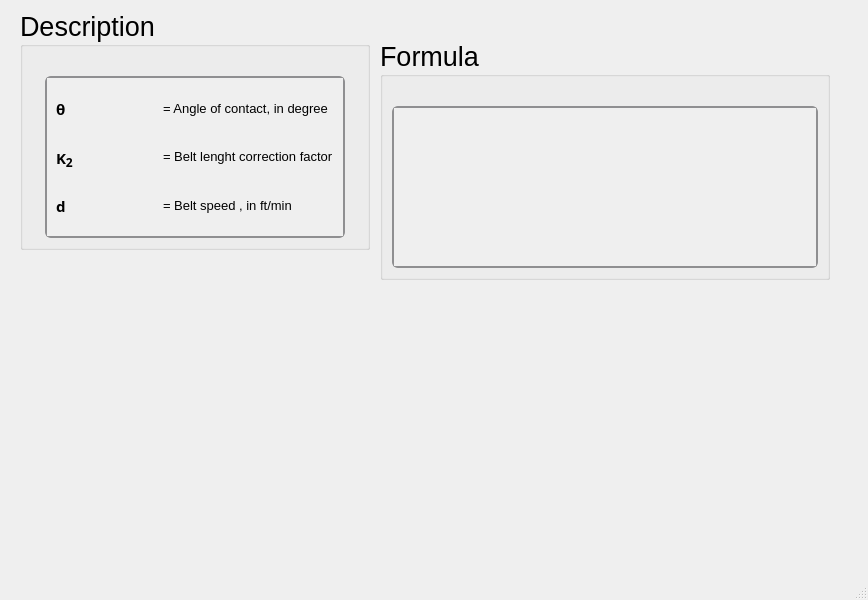
Ah00ra/HNNS, file ui/vbelthpallow.ui: the form before one commit.
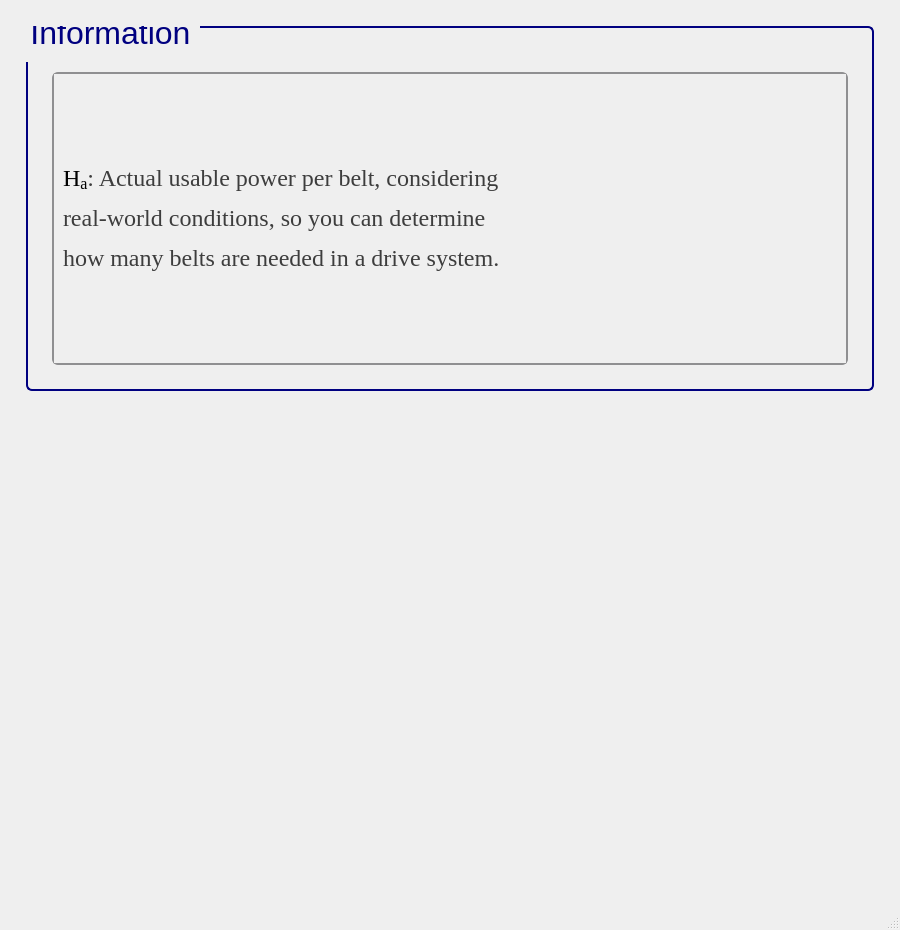
The form after the commit. Icons and pictures are not drawn.

Commit message: Add ui info to vbelt

Diff of the .ui file:
```diff
--- a/ui/vbelthpallow.ui
+++ b/ui/vbelthpallow.ui
@@ -6,23 +6,45 @@
    <rect>
     <x>0</x>
     <y>0</y>
-    <width>868</width>
-    <height>600</height>
+    <width>900</width>
+    <height>930</height>
    </rect>
   </property>
+  <property name="sizePolicy">
+   <sizepolicy hsizetype="Minimum" vsizetype="Minimum">
+    <horstretch>0</horstretch>
+    <verstretch>0</verstretch>
+   </sizepolicy>
+  </property>
+  <property name="minimumSize">
+   <size>
+    <width>900</width>
+    <height>930</height>
+   </size>
+  </property>
   <property name="windowTitle">
    <string>MainWindow</string>
   </property>
   <widget class="QWidget" name="centralwidget">
-   <widget class="QGroupBox" name="groupBox_255">
-    <property name="geometry">
-     <rect>
-      <x>20</x>
-      <y>10</y>
-      <width>350</width>
-      <height>240</height>
-     </rect>
-    </property>
+   <layout class="QGridLayout" name="gridLayout">
+    <item row="0" column="1">
+     <spacer name="verticalSpacer_26">
+      <property name="orientation">
+       <enum>Qt::Vertical</enum>
+      </property>
+      <property name="sizeType">
+       <enum>QSizePolicy::Fixed</enum>
+      </property>
+      <property name="sizeHint" stdset="0">
+       <size>
+        <width>819</width>
+        <height>17</height>
+       </size>
+      </property>
+     </spacer>
+    </item>
+    <item row="1" column="1">
+     <widget class="QGroupBox" name="groupBox_125">
     <property name="sizePolicy">
      <sizepolicy hsizetype="Minimum" vsizetype="Minimum">
       <horstretch>0</horstretch>
@@ -31,66 +53,72 @@
     </property>
     <property name="minimumSize">
      <size>
-      <width>350</width>
-      <height>0</height>
-     </size>
-    </property>
-    <property name="maximumSize">
-     <size>
-      <width>350</width>
-      <height>241</height>
+        <width>822</width>
+        <height>300</height>
      </size>
     </property>
     <property name="font">
      <font>
       <family>Segoe UI</family>
-      <pointsize>20</pointsize>
+        <pointsize>24</pointsize>
       <weight>50</weight>
       <italic>false</italic>
       <bold>false</bold>
      </font>
     </property>
+      <property name="styleSheet">
+       <string notr="true">QGroupBox {
+    border: 2px solid navy;
+    border-radius: 6px;
+    background-color: qlineargradient(x1:0, y1:0, x2:0, y2:1,
+                                      stop:0 #f6f7fa, stop:1 #dadbde);
+    font: 24pt &quot;Segoe UI&quot;;
+    padding: 5px; /* add padding inside the group box */
+    color: black;
+}
+QGroupBox::title {
+    subcontrol-origin: margin;
+    subcontrol-position: top left;
+    padding-left: 0px;
+    padding-right: 5px;
+    padding-top: 0px;
+    margin-top: -22px;  /* shift title up */
+    color: navy;
+    font-weight: bold;
+}
+</string>
+      </property>
     <property name="title">
-     <string>Description</string>
-    </property>
-    <layout class="QGridLayout" name="gridLayout_522">
-     <item row="0" column="0">
-      <spacer name="verticalSpacer_255">
+       <string>Information</string>
+      </property>
+      <layout class="QGridLayout" name="gridLayout_255">
+       <item row="1" column="2">
+        <spacer name="verticalSpacer_36">
        <property name="orientation">
-        <enum>Qt::Vertical</enum>
+          <enum>Qt::Horizontal</enum>
        </property>
        <property name="sizeType">
         <enum>QSizePolicy::Fixed</enum>
        </property>
        <property name="sizeHint" stdset="0">
         <size>
-         <width>20</width>
+           <width>10</width>
          <height>20</height>
         </size>
        </property>
       </spacer>
      </item>
-     <item row="1" column="0">
-      <widget class="QScrollArea" name="scrollArea_129">
+       <item row="1" column="1">
+        <widget class="QScrollArea" name="scrollArea_43">
        <property name="sizePolicy">
         <sizepolicy hsizetype="Minimum" vsizetype="Minimum">
          <horstretch>0</horstretch>
          <verstretch>0</verstretch>
         </sizepolicy>
        </property>
-       <property name="maximumSize">
-        <size>
-         <width>300</width>
-         <height>361</height>
-        </size>
-       </property>
        <property name="font">
         <font>
-         <family>Segoe UI</family>
          <pointsize>15</pointsize>
-         <weight>50</weight>
-         <italic>false</italic>
-         <bold>false</bold>
         </font>
        </property>
        <property name="styleSheet">
@@ -168,269 +196,70 @@
          <rect>
           <x>0</x>
           <y>0</y>
-          <width>296</width>
-          <height>146</height>
-         </rect>
-        </property>
-        <layout class="QGridLayout" name="gridLayout_523">
-         <item row="1" column="1">
-          <widget class="QLabel" name="htext_384">
-           <property name="font">
-            <font>
-             <family>MS Shell Dlg 2</family>
-             <pointsize>11</pointsize>
-             <weight>50</weight>
-             <italic>false</italic>
-             <bold>false</bold>
-            </font>
-           </property>
-           <property name="text">
-            <string>&lt;html&gt;&lt;head/&gt;&lt;body&gt;&lt;p&gt;&lt;span style=&quot; font-size:10pt;&quot;&gt;= Belt lenght correction factor&lt;/span&gt;&lt;/p&gt;&lt;/body&gt;&lt;/html&gt;</string>
-           </property>
-          </widget>
-         </item>
-         <item row="1" column="0">
-          <widget class="QLabel" name="label_47">
-           <property name="font">
-            <font>
-             <family>Segoe UI Variable Small Semibol</family>
-             <pointsize>11</pointsize>
-             <weight>75</weight>
-             <bold>true</bold>
-            </font>
-           </property>
-           <property name="text">
-            <string>&lt;html&gt;&lt;head/&gt;&lt;body&gt;&lt;p&gt;K&lt;span style=&quot; font-size:14pt; vertical-align:sub;&quot;&gt;2&lt;/span&gt;&lt;/p&gt;&lt;/body&gt;&lt;/html&gt;</string>
-           </property>
-          </widget>
-         </item>
-         <item row="2" column="0">
-          <widget class="QLabel" name="label_48">
-           <property name="font">
-            <font>
-             <family>Segoe UI Variable Small Semibol</family>
-             <pointsize>11</pointsize>
-             <weight>75</weight>
-             <bold>true</bold>
-            </font>
-           </property>
-           <property name="text">
-            <string>d</string>
-           </property>
-          </widget>
-         </item>
-         <item row="2" column="1">
-          <widget class="QLabel" name="htext_392">
-           <property name="font">
-            <font>
-             <family>MS Shell Dlg 2</family>
-             <pointsize>11</pointsize>
-             <weight>50</weight>
-             <italic>false</italic>
-             <bold>false</bold>
-            </font>
-           </property>
-           <property name="text">
-            <string>&lt;html&gt;&lt;head/&gt;&lt;body&gt;&lt;p&gt;&lt;span style=&quot; font-size:10pt;&quot;&gt;= Belt speed , in ft/min&lt;/span&gt;&lt;/p&gt;&lt;/body&gt;&lt;/html&gt;</string>
-           </property>
-          </widget>
-         </item>
+            <width>762</width>
+            <height>212</height>
+           </rect>
+          </property>
+          <layout class="QGridLayout" name="gridLayout_3">
          <item row="0" column="0">
-          <widget class="QLabel" name="label_328">
+            <widget class="QLabel" name="label_3">
            <property name="font">
             <font>
-             <family>Segoe UI Variable Small Semibol</family>
-             <pointsize>11</pointsize>
-             <weight>75</weight>
-             <bold>true</bold>
-            </font>
-           </property>
+               <family>Times New Roman</family>
+               <pointsize>18</pointsize>
+               <weight>50</weight>
+               <bold>false</bold>
+              </font>
+             </property>
+             <property name="cursor">
+              <cursorShape>ArrowCursor</cursorShape>
+             </property>
+             <property name="frameShape">
+              <enum>QFrame::NoFrame</enum>
+             </property>
            <property name="text">
-            <string>θ</string>
-           </property>
-          </widget>
+              <string>&lt;html&gt;&lt;head/&gt;&lt;body&gt;&lt;p&gt;&lt;span style=&quot; color:#000000;&quot;&gt;H&lt;/span&gt;&lt;span style=&quot; color:#000000; vertical-align:sub;&quot;&gt;a&lt;/span&gt;&lt;span style=&quot; color:#3d3d3d;&quot;&gt;: &lt;/span&gt;&lt;span style=&quot; color:#3d3d3d;&quot;&gt;A&lt;/span&gt;&lt;span style=&quot; color:#3d3d3d;&quot;&gt;ctual usable power per belt&lt;/span&gt;&lt;span style=&quot; color:#3d3d3d;&quot;&gt;, considering&lt;/span&gt;&lt;/p&gt;&lt;p&gt;&lt;span style=&quot; color:#3d3d3d;&quot;&gt;real-world conditions, so you can determine&lt;/span&gt;&lt;/p&gt;&lt;p&gt;&lt;span style=&quot; color:#3d3d3d;&quot;&gt;how many belts are needed&lt;/span&gt;&lt;span style=&quot; color:#3d3d3d;&quot;&gt; in a drive system.&lt;/span&gt;&lt;/p&gt;&lt;/body&gt;&lt;/html&gt;</string>
+             </property>
+            </widget>
+           </item>
+          </layout>
+         </widget>
+        </widget>
+       </item>
+       <item row="2" column="1">
+        <spacer name="verticalSpacer_37">
+         <property name="orientation">
+          <enum>Qt::Vertical</enum>
+         </property>
+         <property name="sizeType">
+          <enum>QSizePolicy::Fixed</enum>
+         </property>
+         <property name="sizeHint" stdset="0">
+          <size>
+           <width>10</width>
+           <height>10</height>
+          </size>
+         </property>
+        </spacer>
+       </item>
+       <item row="1" column="0">
+        <spacer name="verticalSpacer_34">
+         <property name="orientation">
+          <enum>Qt::Horizontal</enum>
+         </property>
+         <property name="sizeType">
+          <enum>QSizePolicy::Fixed</enum>
+         </property>
+         <property name="sizeHint" stdset="0">
+          <size>
+           <width>10</width>
+           <height>20</height>
+          </size>
+         </property>
+        </spacer>
          </item>
          <item row="0" column="1">
-          <widget class="QLabel" name="htext_987">
-           <property name="font">
-            <font>
-             <family>MS Shell Dlg 2</family>
-             <pointsize>10</pointsize>
-             <weight>50</weight>
-             <italic>false</italic>
-             <bold>false</bold>
-            </font>
-           </property>
-           <property name="text">
-            <string>&lt;html&gt;&lt;head/&gt;&lt;body&gt;&lt;p&gt;= Angle of contact, in degree&lt;/p&gt;&lt;/body&gt;&lt;/html&gt;</string>
-           </property>
-          </widget>
-         </item>
-        </layout>
-       </widget>
-      </widget>
-     </item>
-    </layout>
-   </widget>
-   <widget class="QGroupBox" name="groupBox_256">
-    <property name="geometry">
-     <rect>
-      <x>380</x>
-      <y>40</y>
-      <width>450</width>
-      <height>240</height>
-     </rect>
-    </property>
-    <property name="sizePolicy">
-     <sizepolicy hsizetype="Minimum" vsizetype="Minimum">
-      <horstretch>0</horstretch>
-      <verstretch>0</verstretch>
-     </sizepolicy>
-    </property>
-    <property name="minimumSize">
-     <size>
-      <width>450</width>
-      <height>0</height>
-     </size>
-    </property>
-    <property name="maximumSize">
-     <size>
-      <width>450</width>
-      <height>241</height>
-     </size>
-    </property>
-    <property name="font">
-     <font>
-      <family>Segoe UI</family>
-      <pointsize>20</pointsize>
-      <weight>50</weight>
-      <italic>false</italic>
-      <bold>false</bold>
-     </font>
-    </property>
-    <property name="title">
-     <string>Formula</string>
-    </property>
-    <layout class="QGridLayout" name="gridLayout_524">
-     <item row="1" column="0">
-      <widget class="QScrollArea" name="scrollArea_130">
-       <property name="sizePolicy">
-        <sizepolicy hsizetype="Minimum" vsizetype="Minimum">
-         <horstretch>0</horstretch>
-         <verstretch>0</verstretch>
-        </sizepolicy>
-       </property>
-       <property name="font">
-        <font>
-         <family>Segoe UI</family>
-         <pointsize>15</pointsize>
-         <weight>50</weight>
-         <italic>false</italic>
-         <bold>false</bold>
-        </font>
-       </property>
-       <property name="styleSheet">
-        <string notr="true">QScrollArea {
-    background: qlineargradient(x1:0, y1:0, x2:0, y2:1,
-                               stop:0 #f6f7fa, stop:1 #dadbde);
-    border: 2px solid #8f8f91;
-    border-radius: 6px;
-}
-
-QScrollArea QScrollBar:vertical, QScrollArea QScrollBar:horizontal {
-    background: qlineargradient(x1:0, y1:0, x2:0, y2:1,
-                               stop:0 #f6f7fa, stop:1 #dadbde);
-    border: 2px solid #8f8f91;
-    border-radius: 6px;
-    width: 14px;
-    height: 14px;
-    margin: 2px 0 2px 0;
-}
-
-/* Completely remove the bottom button of the vertical scrollbar */
-QScrollArea QScrollBar::add-line:vertical {
-    height: 0px;
-    width: 0px;
-    border: none;
-    background: none;
-    margin: 0px;
-    padding: 0px;
-}
-
-QScrollArea QScrollBar::handle:vertical, QScrollArea QScrollBar::handle:horizontal {
-    background: qlineargradient(x1:0, y1:0, x2:0, y2:1,
-                               stop:0 #8f8f91, stop:1 #6f6f71);
-    min-height: 20px;
-    border-radius: 6px;
-    border: 1px solid #6f6f71;
-}
-
-QScrollArea QScrollBar::handle:vertical:hover, QScrollArea QScrollBar::handle:horizontal:hover {
-    background: qlineargradient(x1:0, y1:0, x2:0, y2:1,
-                               stop:0 #6f6f71, stop:1 #4f4f51);
-    border: 1px solid #4f4f51;
-}
-
-QScrollArea QScrollBar::sub-line:vertical, QScrollArea QScrollBar::add-line:horizontal, QScrollArea QScrollBar::sub-line:horizontal {
-    background: #8f8f91;
-    border: none;
-    border-radius: 3px;
-    height: 14px;
-    width: 14px;
-    subcontrol-origin: margin;
-}
-
-QScrollArea QScrollBar::sub-line:vertical:hover, QScrollArea QScrollBar::add-line:horizontal:hover, QScrollArea QScrollBar::sub-line:horizontal:hover {
-    background: #6f6f71;
-}
-
-QScrollArea QScrollBar::add-page:vertical, QScrollArea QScrollBar::sub-page:vertical,
-QScrollArea QScrollBar::add-page:horizontal, QScrollArea QScrollBar::sub-page:horizontal {
-    background: transparent;
-}
-</string>
-       </property>
-       <property name="verticalScrollBarPolicy">
-        <enum>Qt::ScrollBarAsNeeded</enum>
-       </property>
-       <property name="widgetResizable">
-        <bool>true</bool>
-       </property>
-       <widget class="QWidget" name="scrollAreaWidgetContents_130">
-        <property name="geometry">
-         <rect>
-          <x>0</x>
-          <y>0</y>
-          <width>422</width>
-          <height>146</height>
-         </rect>
-        </property>
-        <layout class="QGridLayout" name="gridLayout_525">
-         <item row="0" column="0">
-          <widget class="QLabel" name="htext_990">
-           <property name="font">
-            <font>
-             <family>MS Shell Dlg 2</family>
-             <pointsize>11</pointsize>
-             <weight>50</weight>
-             <italic>false</italic>
-             <bold>false</bold>
-            </font>
-           </property>
-           <property name="text">
-            <string>&lt;html&gt;&lt;head/&gt;&lt;body&gt;&lt;p&gt;&lt;img src=&quot;:/desc/images/Ha vbelt.png&quot;/&gt;&lt;/p&gt;&lt;/body&gt;&lt;/html&gt;</string>
-           </property>
-           <property name="scaledContents">
-            <bool>true</bool>
-           </property>
-          </widget>
-         </item>
-        </layout>
-       </widget>
-      </widget>
-     </item>
-     <item row="0" column="0">
-      <spacer name="verticalSpacer_256">
+        <spacer name="verticalSpacer_35">
        <property name="orientation">
         <enum>Qt::Vertical</enum>
        </property>
@@ -440,13 +269,79 @@
        <property name="sizeHint" stdset="0">
         <size>
          <width>20</width>
-         <height>20</height>
+           <height>30</height>
         </size>
        </property>
       </spacer>
      </item>
     </layout>
    </widget>
+    </item>
+    <item row="2" column="1">
+     <spacer name="verticalSpacer_23">
+      <property name="orientation">
+       <enum>Qt::Vertical</enum>
+      </property>
+      <property name="sizeType">
+       <enum>QSizePolicy::Fixed</enum>
+      </property>
+      <property name="sizeHint" stdset="0">
+       <size>
+        <width>819</width>
+        <height>17</height>
+       </size>
+      </property>
+     </spacer>
+    </item>
+    <item row="3" column="0">
+     <spacer name="verticalSpacer_25">
+      <property name="orientation">
+       <enum>Qt::Horizontal</enum>
+      </property>
+      <property name="sizeType">
+       <enum>QSizePolicy::Fixed</enum>
+      </property>
+      <property name="sizeHint" stdset="0">
+       <size>
+        <width>17</width>
+        <height>474</height>
+       </size>
+      </property>
+     </spacer>
+    </item>
+    <item row="3" column="2">
+     <spacer name="verticalSpacer_28">
+      <property name="orientation">
+       <enum>Qt::Horizontal</enum>
+      </property>
+      <property name="sizeType">
+       <enum>QSizePolicy::Fixed</enum>
+      </property>
+      <property name="sizeHint" stdset="0">
+       <size>
+        <width>17</width>
+        <height>474</height>
+       </size>
+      </property>
+     </spacer>
+    </item>
+    <item row="4" column="1">
+     <spacer name="verticalSpacer_27">
+      <property name="orientation">
+       <enum>Qt::Vertical</enum>
+      </property>
+      <property name="sizeType">
+       <enum>QSizePolicy::Fixed</enum>
+      </property>
+      <property name="sizeHint" stdset="0">
+       <size>
+        <width>819</width>
+        <height>17</height>
+       </size>
+      </property>
+     </spacer>
+    </item>
+   </layout>
   </widget>
   <widget class="QMenuBar" name="menubar">
    <property name="geometry">
```
Left out of the diff: 6 changed lines with no effect on the pictures. Lines whose indentation alone changed are shown as unchanged. The commit also changes 33 other files.
